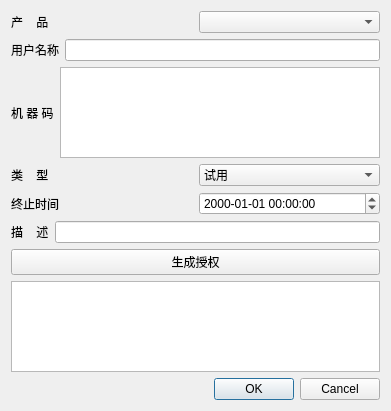
oldn123/UserLicMgr, file makeUserLic/newLic.ui: the form before one commit.
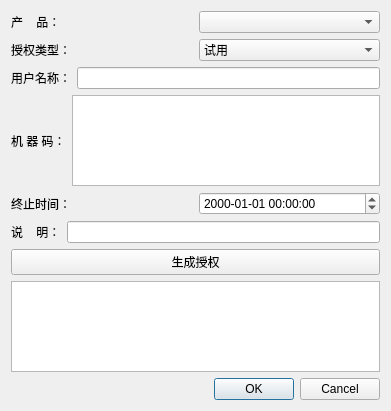
The form after the commit.

```diff
--- a/makeUserLic/newLic.ui
+++ b/makeUserLic/newLic.ui
@@ -21,7 +21,7 @@
        <item>
         <widget class="QLabel" name="label">
          <property name="text">
-          <string>产    品</string>
+          <string>产    品：</string>
          </property>
         </widget>
        </item>
@@ -30,12 +30,37 @@
        </item>
       </layout>
      </item>
+     <item>
+      <layout class="QHBoxLayout" name="horizontalLayout_7">
+       <item>
+        <widget class="QLabel" name="label_7">
+         <property name="text">
+          <string>授权类型：</string>
+         </property>
+        </widget>
+       </item>
+       <item>
+        <widget class="QComboBox" name="comboBox_LicType">
+         <item>
+          <property name="text">
+           <string>试用</string>
+          </property>
+         </item>
+         <item>
+          <property name="text">
+           <string>正式</string>
+          </property>
+         </item>
+        </widget>
+       </item>
+      </layout>
+     </item>
      <item>
       <layout class="QHBoxLayout" name="horizontalLayout_2">
        <item>
         <widget class="QLabel" name="label_2">
          <property name="text">
-          <string>用户名称</string>
+          <string>用户名称：</string>
          </property>
         </widget>
        </item>
@@ -49,7 +74,7 @@
        <item>
         <widget class="QLabel" name="label_3">
          <property name="text">
-          <string>机 器 码</string>
+          <string>机 器 码：</string>
          </property>
         </widget>
        </item>
@@ -58,37 +83,12 @@
        </item>
       </layout>
      </item>
-     <item>
-      <layout class="QHBoxLayout" name="horizontalLayout_7">
-       <item>
-        <widget class="QLabel" name="label_7">
-         <property name="text">
-          <string>类    型</string>
-         </property>
-        </widget>
-       </item>
-       <item>
-        <widget class="QComboBox" name="comboBox_LicType">
-         <item>
-          <property name="text">
-           <string>试用</string>
-          </property>
-         </item>
-         <item>
-          <property name="text">
-           <string>正式</string>
-          </property>
-         </item>
-        </widget>
-       </item>
-      </layout>
-     </item>
      <item>
       <layout class="QHBoxLayout" name="horizontalLayout_6">
        <item>
         <widget class="QLabel" name="label_5">
          <property name="text">
-          <string>终止时间</string>
+          <string>终止时间：</string>
          </property>
         </widget>
        </item>
@@ -106,7 +106,7 @@
        <item>
         <widget class="QLabel" name="label_6">
          <property name="text">
-          <string>描    述</string>
+          <string>说    明：</string>
          </property>
         </widget>
        </item>
```
